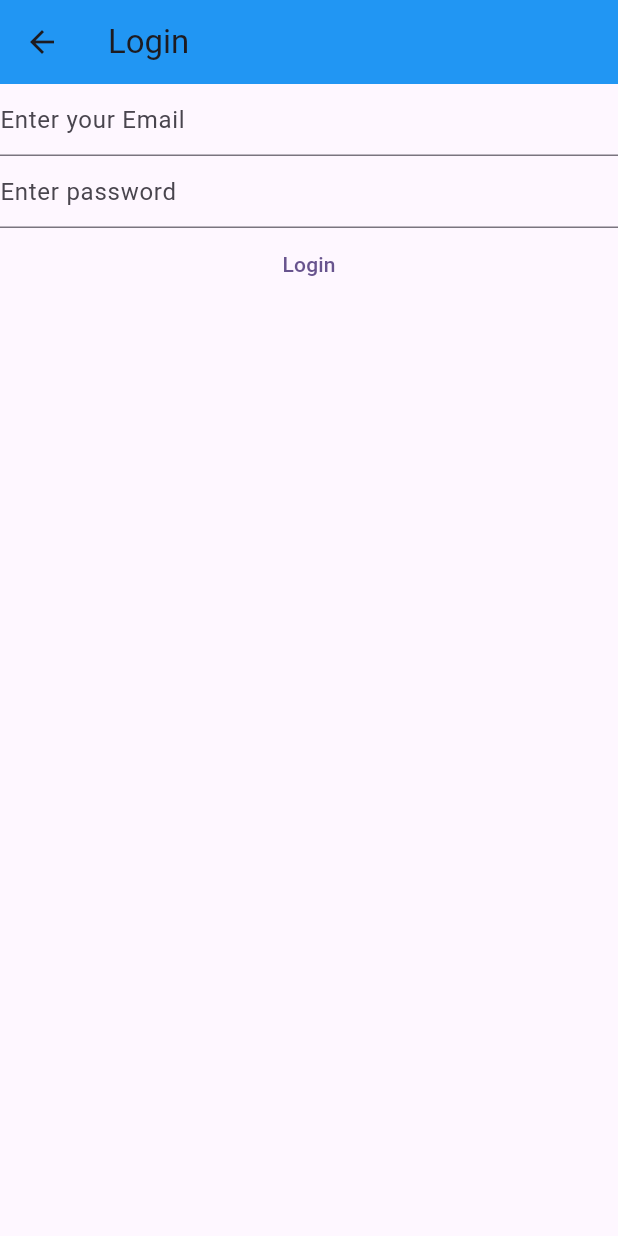
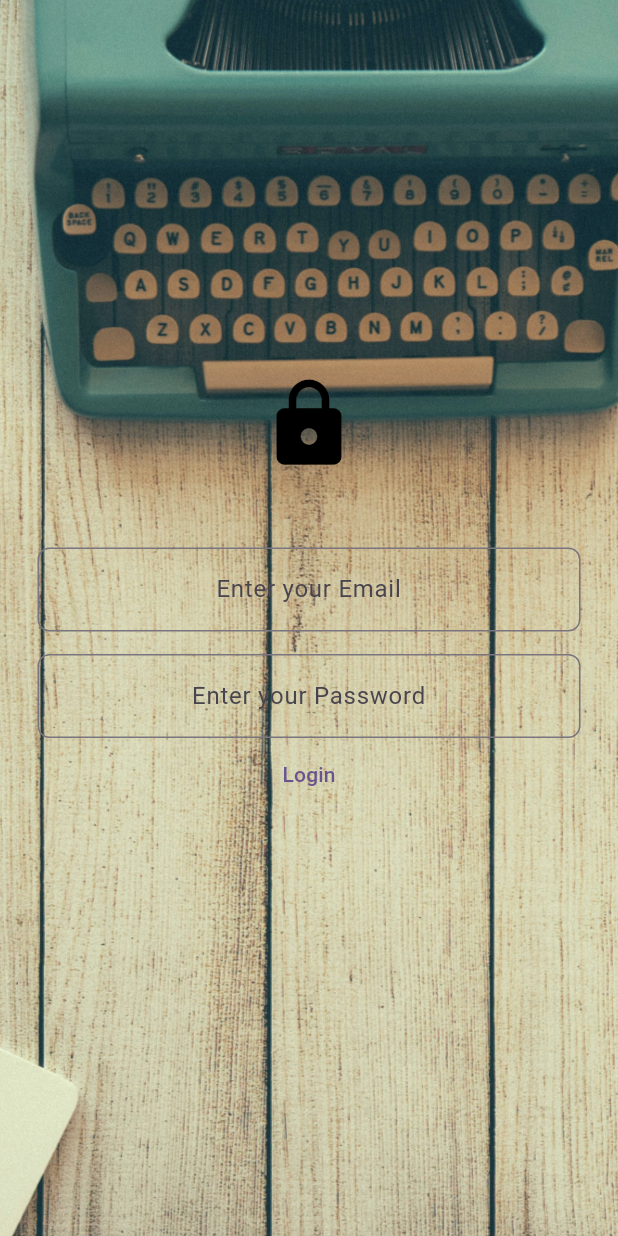
Before and after one commit to hima7383/notesapp, a Flutter app: the LoginView screen opened directly, on a phone screen of 412 x 824 dp. Run offline on Flutter 3.47's test engine with Material 2 defaults, Android fonts, the light colour scheme and no system bars; our stand-ins replace firebase_auth, firebase_core; accounts and stored records are empty; network calls fail.

Commit message:
changing the UI of login screen

```diff
--- /dev/null
+++ b/lib/components/mytextfield.dart
@@ -0,0 +1,35 @@
+import 'package:flutter/foundation.dart';
+import 'package:flutter/material.dart';
+
+class MyTextField extends StatelessWidget {
+  final controller1;
+  final hinttext;
+  final bool obsecuretext;
+
+  const MyTextField(
+      {super.key,
+      required this.controller1,
+      required this.hinttext,
+      required this.obsecuretext});
+  @override
+  Widget build(BuildContext context) {
+    return Padding(
+      padding: const EdgeInsets.symmetric(horizontal: 25.0),
+      child: TextField(
+        textAlign: TextAlign.center,
+        controller: controller1,
+        decoration: InputDecoration(
+            hintText: hinttext,
+            border: const OutlineInputBorder(
+              borderRadius: BorderRadius.all(Radius.circular(8.0)),
+            ),
+            focusedBorder: const OutlineInputBorder(
+              borderSide: BorderSide(color: Colors.grey),
+            )),
+        enableSuggestions: false,
+        obscureText: obsecuretext,
+        autocorrect: false,
+      ),
+    );
+  }
+}
--- a/lib/views/login.dart
+++ b/lib/views/login.dart
@@ -1,6 +1,8 @@
+import 'package:diaryx/components/mytextfield.dart';
 import 'package:diaryx/firebase_options.dart';
 import 'package:firebase_auth/firebase_auth.dart';
 import 'package:firebase_core/firebase_core.dart';
+import 'package:flutter/foundation.dart';
 import 'package:flutter/material.dart';
 
 class LoginView extends StatefulWidget {
@@ -13,6 +15,7 @@ class LoginView extends StatefulWidget {
 class _HomePageState extends State<LoginView> {
   late final TextEditingController email;
   late final TextEditingController pass;
+  final String hinttext = "Enter your email";
   @override
   void initState() {
     email = TextEditingController();
@@ -30,32 +33,35 @@ class _HomePageState extends State<LoginView> {
   @override
   Widget build(BuildContext context) {
     return Scaffold(
-      appBar: AppBar(title: const Text("Login"), backgroundColor: Colors.blue),
-      body: FutureBuilder(
-        future: Firebase.initializeApp(
-          options: DefaultFirebaseOptions.currentPlatform,
+        body: Container(
+            height: double.infinity,
+            width: double.infinity,
+            decoration: const BoxDecoration(
+              image: DecorationImage(
+                image: AssetImage(
+                    "assets/images/retrosupply-jLwVAUtLOAQ-unsplash.jpg"),
+                fit: BoxFit.cover,
               ),
-        builder: (context, snapshot) {
-          switch (snapshot.connectionState) {
-            case ConnectionState.done:
-              return Column(
+            ),
+            child: SingleChildScrollView(
+                child: Column(
               children: [
-                  TextField(
-                    controller: email,
-                    decoration:
-                        const InputDecoration(hintText: "Enter your Email"),
-                    enableSuggestions: false,
-                    autocorrect: false,
-                    keyboardType: TextInputType.emailAddress,
+                const SizedBox(height: 250),
+                const Icon(
+                  Icons.lock,
+                  size: 65,
+                  color: Colors.black,
                 ),
-                  TextField(
-                    controller: pass,
-                    decoration:
-                        const InputDecoration(hintText: "Enter password"),
-                    enableSuggestions: false,
-                    obscureText: true,
-                    autocorrect: false,
-                  ),
+                const SizedBox(height: 50),
+                MyTextField(
+                    controller1: email,
+                    hinttext: "Enter your Email",
+                    obsecuretext: false),
+                SizedBox(height: 15),
+                MyTextField(
+                    controller1: pass,
+                    hinttext: "Enter your Password",
+                    obsecuretext: true),
                 TextButton(
                   onPressed: () async {
                     final e = email.text;
@@ -63,7 +69,9 @@ class _HomePageState extends State<LoginView> {
                     try {
                       final usercan = await FirebaseAuth.instance
                           .signInWithEmailAndPassword(email: e, password: p);
+                      if (kDebugMode) {
                         print(usercan);
+                      }
                     } on FirebaseAuthException catch (e) {
                       if (e.code == 'user-not-found') {
                         print("User not found");
@@ -75,12 +83,6 @@ class _HomePageState extends State<LoginView> {
                   child: const Text("Login"),
                 ),
               ],
-              );
-            default:
-              return const Text("Loading...");
-          }
-        },
-      ),
-    );
+            ))));
   }
 }
--- a/pubspec.yaml
+++ b/pubspec.yaml
@@ -60,11 +60,11 @@ flutter:
   # The following line ensures that the Material Icons font is
   # included with your application, so that you can use the icons in
   # the material Icons class.
-  uses-material-design: true
+   uses-material-design: true
 
   # To add assets to your application, add an assets section, like this:
-  # assets:
-  #   - images/a_dot_burr.jpeg
+   assets:
+      - assets/images/
   #   - images/a_dot_ham.jpeg
 
   # An image asset can refer to one or more resolution-specific "variants", see
```
Also changed, not shown: lib/main.dart (+38 -4 lines), lib/views/register.dart (+3 -22 lines), assets/images/apple.png (added), assets/images/google.png (added), assets/images/retrosupply-jLwVAUtLOAQ-unsplash.jpg (added). Lines whose indentation alone changed are shown as unchanged.
